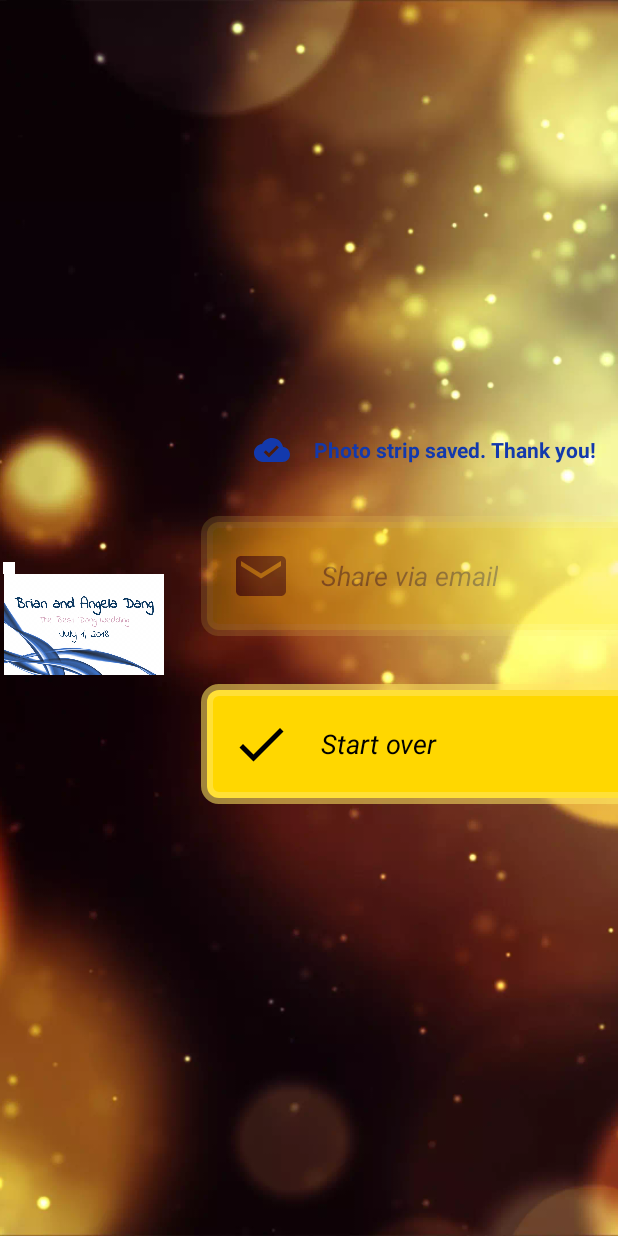
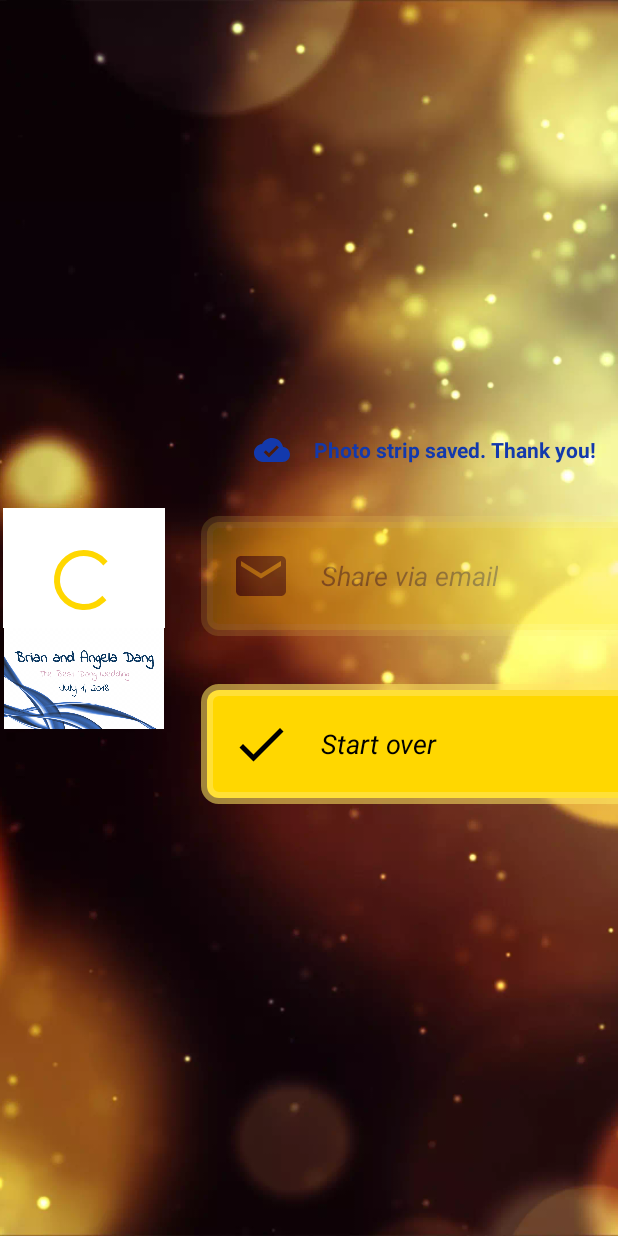
Before and after one commit to dangor/photobooth, an Android app: the layout review_view.xml on its own in the app's theme, with its tools: preview values and no code run, on a phone screen of 412 x 824 dp. Run offline under Robolectric (Android 15) with nearby library versions, the phone set to English and light mode, and no system bars.

Commit message:
Defer photo scaling to io thread in ReviewInteractor

```diff
--- a/app/src/main/res/layout/review_view.xml
+++ b/app/src/main/res/layout/review_view.xml
@@ -18,7 +18,7 @@
 
         <LinearLayout
             android:id="@+id/photo_strip"
-            android:layout_width="wrap_content"
+            android:layout_width="108dp"
             android:layout_height="wrap_content"
             android:layout_margin="24dp"
             android:orientation="vertical"
@@ -28,9 +28,23 @@
             app:layout_constraintStart_toStartOf="parent"
             app:layout_constraintTop_toTopOf="parent">
 
+            <FrameLayout
+                android:id="@+id/photo_progress"
+                android:layout_width="match_parent"
+                android:paddingTop="24dp"
+                android:background="@color/white"
+                android:layout_height="wrap_content">
+
+                <ProgressBar
+                    android:layout_width="match_parent"
+                    android:layout_height="wrap_content"
+                    android:indeterminate="true"/>
+
+            </FrameLayout>
+
             <LinearLayout
                 android:id="@+id/taken_photos"
-                android:layout_width="wrap_content"
+                android:layout_width="match_parent"
                 android:layout_height="wrap_content"
                 android:background="@color/white"
                 android:divider="@drawable/image_view_spacer"
@@ -42,7 +56,7 @@
                 android:showDividers="middle"/>
 
             <ImageView
-                android:layout_width="108dp"
+                android:layout_width="match_parent"
                 android:layout_height="wrap_content"
                 android:adjustViewBounds="true"
                 android:src="@drawable/photobooth_footer_with_graphic"
```
Also changed, not shown: app/src/main/java/dangor/photobooth/root/home/photo/review/ReviewInteractor.kt (+10 -2 lines), app/src/main/java/dangor/photobooth/root/home/photo/review/ReviewView.kt (+6 -3 lines).
